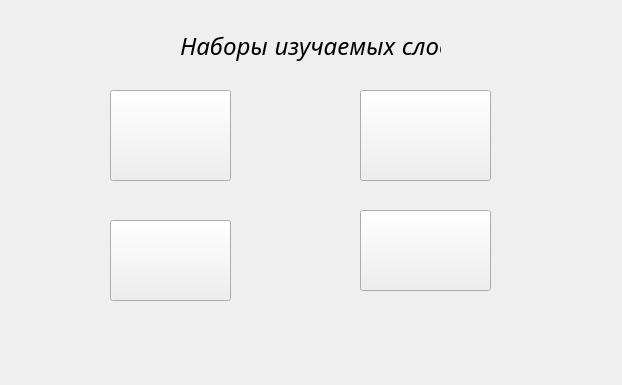
The window that sets.ui (moevm/gui-1h2018-03) describes before a commit, drawn with Qt 5.
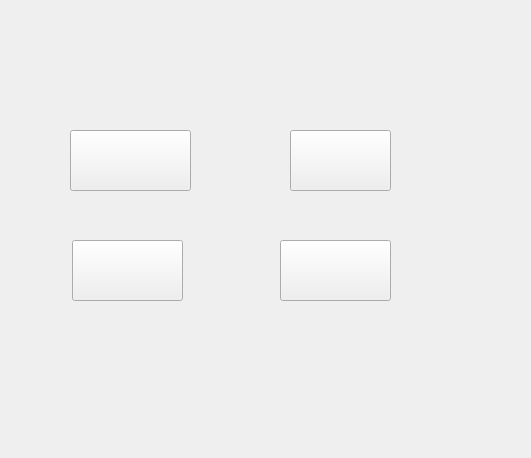
The same window after the commit. Icons and pictures are not drawn.

The edit to the form file:
```diff
--- a/sets.ui
+++ b/sets.ui
@@ -6,40 +6,20 @@
    <rect>
     <x>0</x>
     <y>0</y>
-    <width>622</width>
-    <height>385</height>
+    <width>531</width>
+    <height>458</height>
    </rect>
   </property>
   <property name="windowTitle">
    <string>Form</string>
   </property>
-  <widget class="QLabel" name="label">
-   <property name="geometry">
-    <rect>
-     <x>180</x>
-     <y>30</y>
-     <width>261</width>
-     <height>31</height>
-    </rect>
-   </property>
-   <property name="font">
-    <font>
-     <family>Brokgauz &amp; Efron</family>
-     <pointsize>18</pointsize>
-     <italic>true</italic>
-    </font>
-   </property>
-   <property name="text">
-    <string>Наборы изучаемых слов</string>
-   </property>
-  </widget>
   <widget class="QPushButton" name="button1">
    <property name="geometry">
     <rect>
-     <x>110</x>
-     <y>90</y>
+     <x>70</x>
+     <y>130</y>
      <width>121</width>
-     <height>91</height>
+     <height>61</height>
     </rect>
    </property>
    <property name="text">
@@ -53,10 +33,10 @@
   <widget class="QPushButton" name="buttton2">
    <property name="geometry">
     <rect>
-     <x>360</x>
-     <y>90</y>
-     <width>131</width>
-     <height>91</height>
+     <x>290</x>
+     <y>130</y>
+     <width>101</width>
+     <height>61</height>
     </rect>
    </property>
    <property name="text">
@@ -70,10 +50,10 @@
   <widget class="QPushButton" name="button3">
    <property name="geometry">
     <rect>
-     <x>110</x>
-     <y>220</y>
-     <width>121</width>
-     <height>81</height>
+     <x>72</x>
+     <y>240</y>
+     <width>111</width>
+     <height>61</height>
     </rect>
    </property>
    <property name="text">
@@ -87,10 +67,10 @@
   <widget class="QPushButton" name="button4">
    <property name="geometry">
     <rect>
-     <x>360</x>
-     <y>210</y>
-     <width>131</width>
-     <height>81</height>
+     <x>280</x>
+     <y>240</y>
+     <width>111</width>
+     <height>61</height>
     </rect>
    </property>
    <property name="text">
```
Left out of the diff: 10 changed lines with no effect on the pictures.
